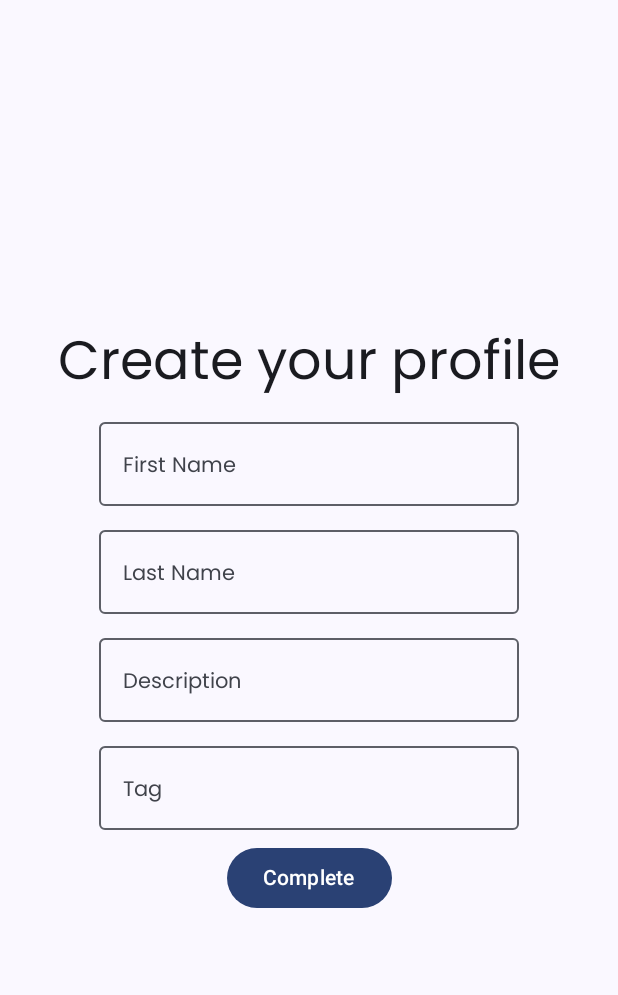
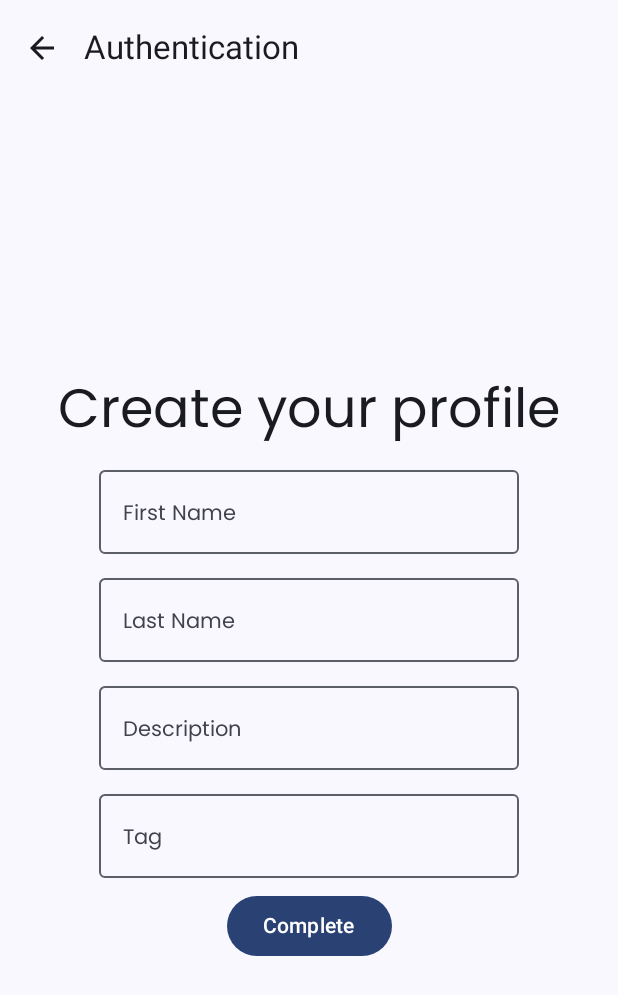
Before and after one commit to Kirillbiliashov/MessagingApp, an Android app built with Jetpack Compose: the AddProfileScreen screen opened through its navigation route, on a phone screen of 412 x 824 dp. Shown: the top 995 px of the screen. Run offline under Robolectric (Android 15) with nearby library versions, the phone set to English and light mode, and no system bars; our stand-ins replace Dagger/Hilt's generated code, Firebase (no records; nobody signed in at launch, a user with empty details on screens opened directly).

```diff
--- a/app/src/main/java/com/example/messagingapp/MainActivity.kt
+++ b/app/src/main/java/com/example/messagingapp/MainActivity.kt
@@ -48,14 +48,23 @@ class MainActivity : ComponentActivity() {
                                 })
                         }
                         composable(route = Destinations.PHONE_NUMBER) {
-                            PhoneNumberScreen(onVerifyClick = { userExists ->
+                            PhoneNumberScreen(
+                                onBackClick = {
+                                    navController.popBackStack()
+                                },
+                                onVerifyClick = { userExists ->
                                     val destination = if (userExists) Destinations.CHATS
                                     else Destinations.ADD_PROFILE
+                                    println("destination: $destination")
                                     navController.navigate(destination)
                                 })
                         }
                         composable(route = Destinations.ADD_PROFILE) {
-                            AddProfileScreen(onCompleteClick = {
+                            AddProfileScreen(
+                                onBackClick = {
+                                    navController.popBackStack()
+                                },
+                                onCompleteClick = {
                                     navController.navigate(Destinations.CHATS)
                                 })
                         }
--- a/app/src/main/java/com/example/messagingapp/ui/addProfile/AddProfileScreen.kt
+++ b/app/src/main/java/com/example/messagingapp/ui/addProfile/AddProfileScreen.kt
@@ -5,11 +5,18 @@ import androidx.compose.foundation.layout.Column
 import androidx.compose.foundation.layout.Spacer
 import androidx.compose.foundation.layout.fillMaxSize
 import androidx.compose.foundation.layout.height
+import androidx.compose.foundation.layout.padding
+import androidx.compose.material.icons.Icons
+import androidx.compose.material.icons.filled.ArrowBack
 import androidx.compose.material3.Button
 import androidx.compose.material3.ExperimentalMaterial3Api
+import androidx.compose.material3.Icon
+import androidx.compose.material3.IconButton
 import androidx.compose.material3.MaterialTheme
 import androidx.compose.material3.OutlinedTextField
+import androidx.compose.material3.Scaffold
 import androidx.compose.material3.Text
+import androidx.compose.material3.TopAppBar
 import androidx.compose.runtime.Composable
 import androidx.compose.runtime.collectAsState
 import androidx.compose.ui.Alignment
@@ -20,13 +27,26 @@ import androidx.hilt.navigation.compose.hiltViewModel
 @OptIn(ExperimentalMaterial3Api::class)
 @Composable
 fun AddProfileScreen(
+    onBackClick: () -> Unit,
     onCompleteClick: () -> Unit,
     modifier: Modifier = Modifier
 ) {
     val viewModel: AddProfileViewModel = hiltViewModel()
     val uiState = viewModel.uiState.collectAsState()
+    Scaffold(topBar = {
+        TopAppBar(title = { Text(text = "Authentication") }, navigationIcon = {
+            IconButton(onClick = onBackClick) {
+                Icon(
+                    imageVector = Icons.Default.ArrowBack,
+                    contentDescription = null
+                )
+            }
+        })
+    }) { padding ->
         Column(
-        modifier = modifier.fillMaxSize(),
+            modifier = modifier
+                .fillMaxSize()
+                .padding(padding),
             horizontalAlignment = Alignment.CenterHorizontally,
             verticalArrangement = Arrangement.Center
         ) {
@@ -58,5 +78,7 @@ fun AddProfileScreen(
                 Text(text = "Complete")
             }
         }
+    }
+
 
 }
```
Also changed, not shown: app/src/main/java/com/example/messagingapp/ui/phonenumber/PhoneNumberScreen.kt (+21 -3 lines), app/src/main/java/com/example/messagingapp/ui/phonenumber/PhoneNumberViewModel.kt (+2 -6 lines). Lines whose indentation alone changed are shown as unchanged.
